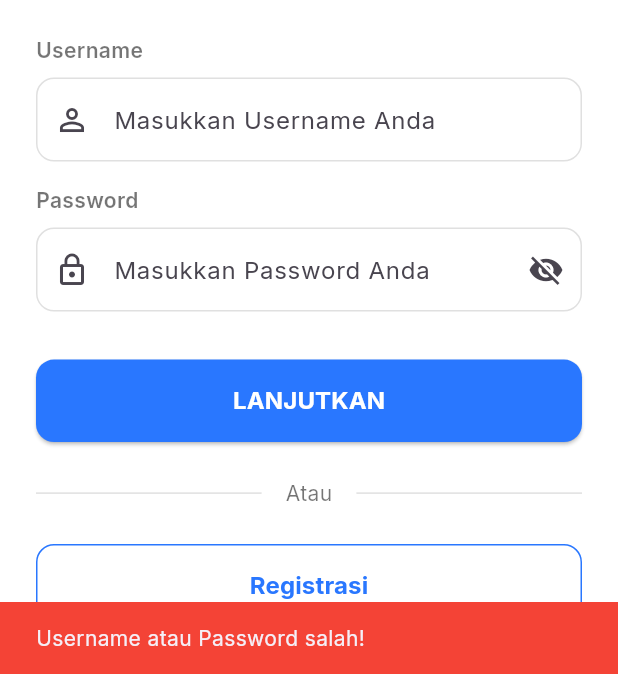
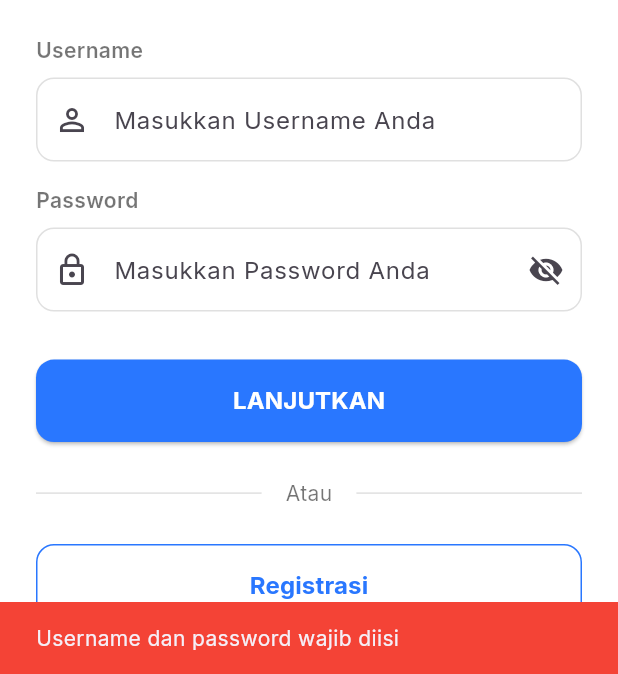
Before and after one commit to rakanysr/logilearn_mobile, a Flutter app: the screen it shows after launch, scrolled down 56 dp, after a tap on "LANJUTKAN", on a phone screen of 412 x 824 dp, the part 562-1236 px from its top. Run offline on Flutter 3.47's test engine with Material 3 defaults, Android fonts, the phone set to English and light mode, and no system bars; our stand-ins replace flutter_secure_storage, google_fonts.

Commit message:
implementasi login pelajar dari backend express di login_view.dart dan auth_service.dart

```diff
--- a/lib/view/login_view.dart
+++ b/lib/view/login_view.dart
@@ -1,13 +1,8 @@
 import 'package:flutter/material.dart';
+import 'package:flutter_secure_storage/flutter_secure_storage.dart';
 import 'home_view.dart';
 import 'register_view.dart';
-
-class User {
-  final String username;
-  final String password;
-
-  User({required this.username, required this.password});
-}
+import '../services/auth_service.dart';
 
 class LoginView extends StatefulWidget {
   const LoginView({super.key});
@@ -17,40 +12,44 @@ class LoginView extends StatefulWidget {
 }
 
 class _LoginViewState extends State<LoginView> {
-  //data user
-  final List<User> listUser = [
-    User(username: "admin", password: "123")
-  ];
+
 
   final _usernameController = TextEditingController();
   final _passwordController = TextEditingController();
 
   bool _isPasswordVisible = false;
 
-  //cek login
-  bool _login(String username, String password){
-    for(var user in listUser){
-      if(user.username == username && user.password == password){
-        return true;
-      }
-    }
-    return false;
-  }
+  final AuthService _authService = AuthService();
+  final _storage = const FlutterSecureStorage();
 
-  void _handleLogin(){
+  void _handleLogin() async {
     final username = _usernameController.text.trim();
     final password = _passwordController.text.trim();
 
-    if(_login(username, password)){
+    if (username.isEmpty || password.isEmpty) {
       ScaffoldMessenger.of(context).showSnackBar(
         SnackBar(
-          content: Text("Berhasil login!"),
+          content: Text("Username dan password wajib diisi"),
+          backgroundColor: Colors.red,
+        )
+      );
+      return;
+    }
+
+    final success = await _authService.loginPelajar(username, password);
+
+    if (success) {
+      final nama = await _storage.read(key: "nama_pelajar");
+      ScaffoldMessenger.of(context).showSnackBar(
+        SnackBar(
+          content: Text("Login berhasil, selamat datang ${nama}"),
           backgroundColor: Color(0xFF2977FF),
         )
       );
+
       Navigator.pushReplacement(
         context,
-        MaterialPageRoute(builder: (context) =>  const HomeView(),)
+        MaterialPageRoute(builder: (_) => const HomeView())
       );
     } else {
       ScaffoldMessenger.of(context).showSnackBar(
@@ -60,6 +59,7 @@ class _LoginViewState extends State<LoginView> {
         )
       );
     }
+
   }
 
   @override
--- a/pubspec.yaml
+++ b/pubspec.yaml
@@ -36,6 +36,7 @@ dependencies:
   # Use with the CupertinoIcons class for iOS style icons.
   cupertino_icons: ^1.0.8
   http: ^1.6.0
+  flutter_secure_storage: ^9.0.0
 
 dev_dependencies:
   flutter_test:
```
Also changed, not shown: lib/services/auth_service.dart (added, +51 -0 lines), pubspec.lock, 5 other files.
